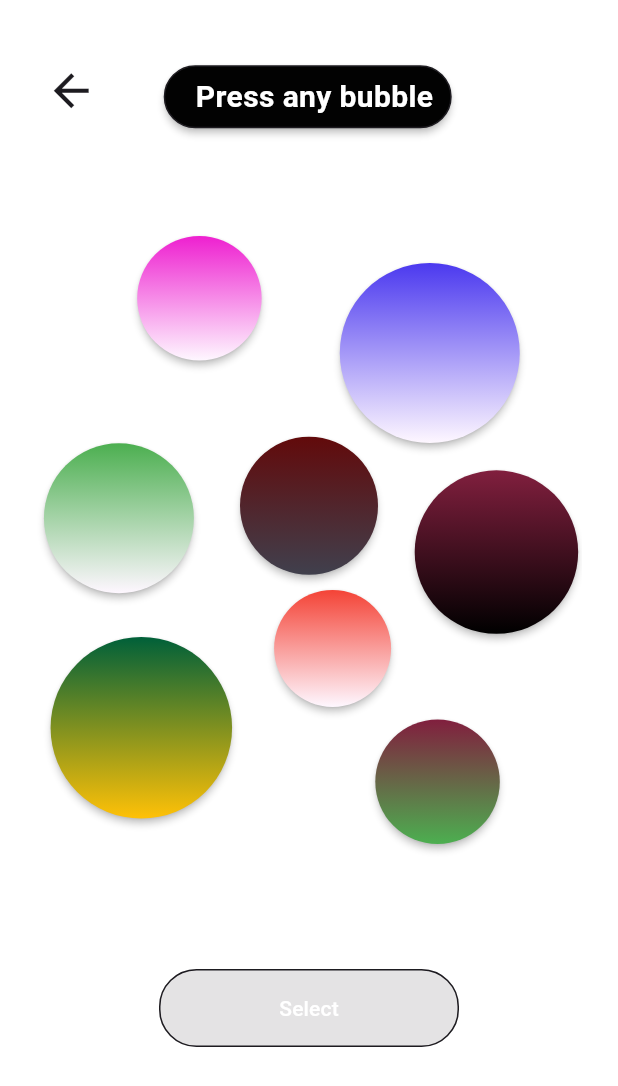
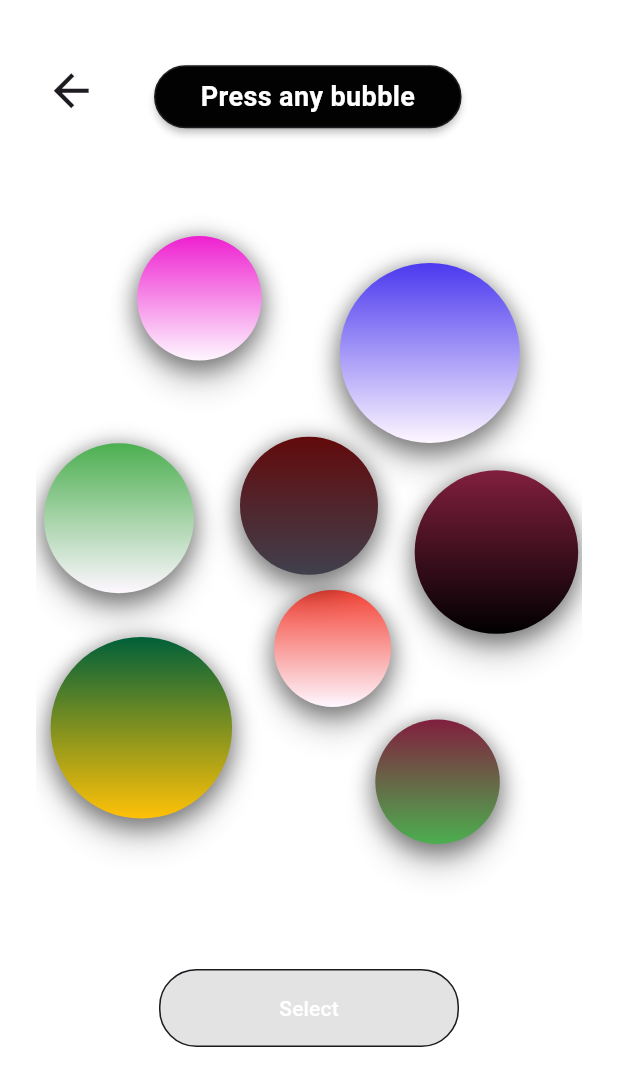
Before and after one commit to MTS-Services/ismailyousopov_alarm_App, a Flutter app: the AlarmSoundsWidget screen opened by its route, on a phone screen of 412 x 824 dp. Shown: the top 1086 px of the screen. Run offline on Flutter 3.47's test engine with Material 3 defaults, Android fonts, the phone set to English and light mode, and no system bars; our stand-ins replace font_awesome_flutter, get, google_fonts.

Commit message:
updated UI

```diff
--- a/lib/views/home/components/alarm_sounds.dart
+++ b/lib/views/home/components/alarm_sounds.dart
@@ -112,7 +112,7 @@ class _AlarmSoundsWidgetState extends State<AlarmSoundsWidget> {
                                   borderRadius: BorderRadius.circular(21),
                                 ),
                                 child: Container(
-                                  width: 192,
+                                  width: 205,
                                   height: 42,
                                   decoration: BoxDecoration(
                                     color: const Color(0xFF020202),
@@ -123,12 +123,12 @@ class _AlarmSoundsWidgetState extends State<AlarmSoundsWidget> {
                                   ),
                                   child: const Center(
                                     child: Padding(
-                                      padding: EdgeInsets.only(left: 9),
+                                      padding: EdgeInsets.only(left: 0, right: 0, top: 0, bottom: 0),
                                         child: Text(
                                           'Press any bubble',
                                           style: TextStyle(
                                             color: Colors.white,
-                                          fontSize: 20,
+                                            fontSize: 18,
                                             fontWeight: FontWeight.bold,
                                           ),
                                         ),
@@ -210,7 +210,7 @@ class _AlarmSoundsWidgetState extends State<AlarmSoundsWidget> {
         },
         child: Material(
           color: Colors.transparent,
-          elevation: 2,
+          elevation: 8,
           shape: const CircleBorder(),
           child: Container(
             width: size,
@@ -222,11 +222,19 @@ class _AlarmSoundsWidgetState extends State<AlarmSoundsWidget> {
                 begin: const Alignment(0, -1),
                 end: const Alignment(0, 1),
               ),
+              boxShadow: [
+                BoxShadow(
+                  color: isSelected ? Colors.red.withOpacity(0.7) : Colors.black.withOpacity(0.3),
+                  blurRadius: 10,
+                  spreadRadius: 4,
+                  offset: const Offset(0, 3),
+                ),
+              ],
               shape: BoxShape.circle,
               border: isSelected
                   ? Border.all(
-                color: Theme.of(context).primaryColor,
-                width: 3,
+                      color: Theme.of(context).primaryColor.withOpacity(0.5),
+                      width: 2,
                     )
                   : null,
             ),
```
Also changed, not shown: lib/views/home/components/nfc_scan.dart (+105 -9 lines), lib/views/home/components/nfc_settings.dart (+14 -10 lines), pubspec.lock, 7 other files. Lines whose indentation alone changed are shown as unchanged.
